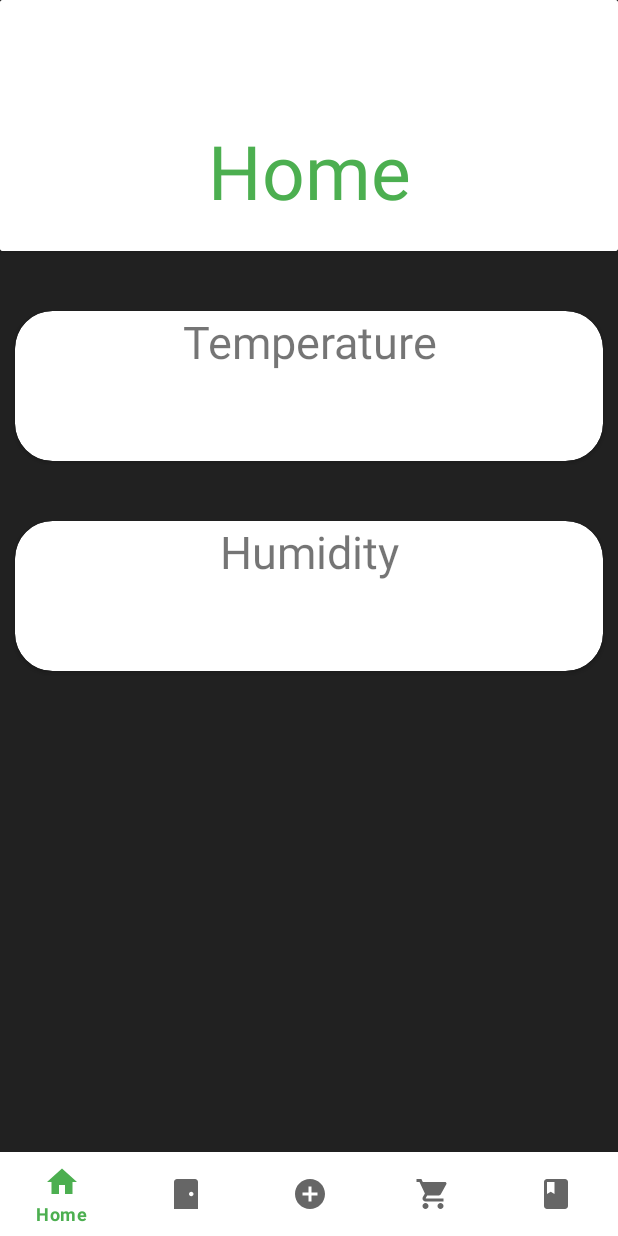
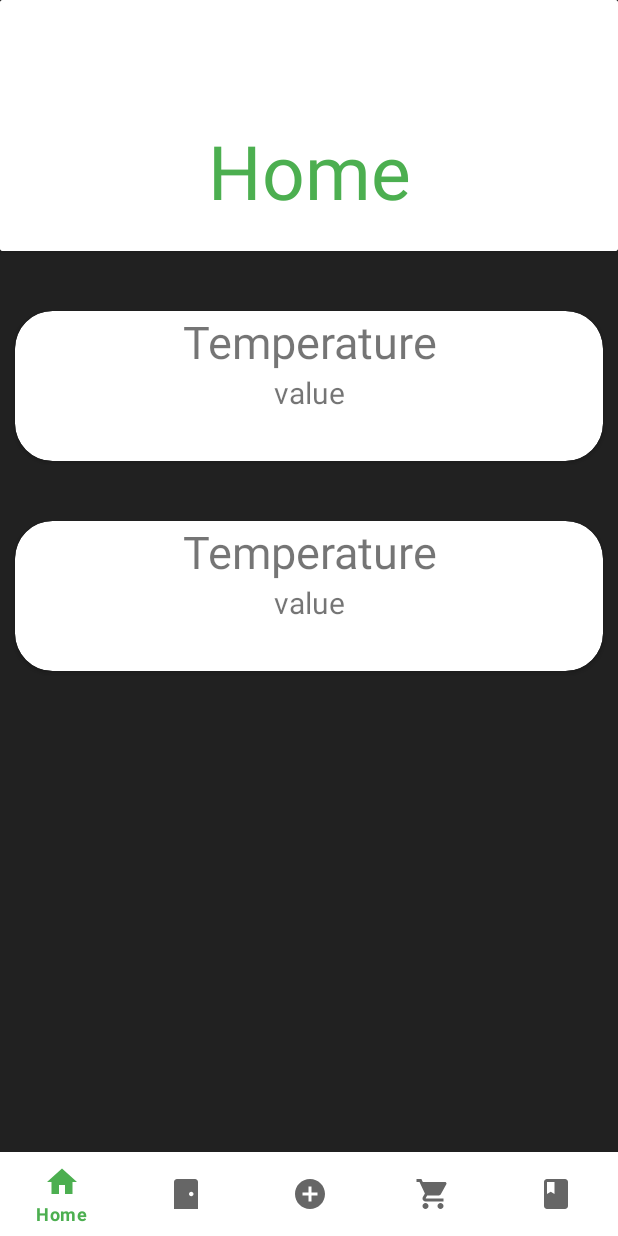
Before and after one commit to SterretjeK/Smart-cupboard-app, an Android app: the screen it shows after launch (MainActivity), on a phone screen of 412 x 824 dp. Run offline under Robolectric (Android 15) with nearby library versions, the phone set to English and light mode, and no system bars; 1 statement that could not run was skipped.

Commit message:
Improved layout home

```diff
--- a/App/app/src/main/res/layout/fragment_home.xml
+++ b/App/app/src/main/res/layout/fragment_home.xml
@@ -1,6 +1,4 @@
 <?xml version="1.0" encoding="utf-8"?>
-
-
 <LinearLayout
     xmlns:android="http://schemas.android.com/apk/res/android"
     android:layout_width="match_parent"
@@ -39,13 +37,27 @@
         android:layout_marginLeft="10dp"
         card_view:cardCornerRadius="25dp">
 
-        <TextView
-            android:id="@+id/info_text_Temperature"
+        <LinearLayout
             android:layout_width="match_parent"
             android:layout_height="match_parent"
-            android:text="Temperature"
-            android:textSize="30sp"
-            android:gravity="center_horizontal"/>
+            android:orientation="vertical">
+
+            <TextView
+                android:id="@+id/info_text_Temperature_title"
+                android:layout_width="match_parent"
+                android:layout_height="wrap_content"
+                android:text="Temperature"
+                android:textSize="30sp"
+                android:gravity="center_horizontal"/>
+
+            <TextView
+                android:id="@+id/info_text_Temperature"
+                android:layout_width="match_parent"
+                android:layout_height="wrap_content"
+                android:text="value"
+                android:textSize="20sp"
+                android:gravity="center_horizontal"/>
+        </LinearLayout>
     </androidx.cardview.widget.CardView>
 
     <androidx.cardview.widget.CardView
@@ -59,13 +71,29 @@
         android:layout_marginLeft="10dp"
         card_view:cardCornerRadius="25dp">
 
-        <TextView
-            android:id="@+id/info_text_Humidity"
+        <LinearLayout
             android:layout_width="match_parent"
             android:layout_height="match_parent"
-            android:text="Humidity"
-            android:textSize="30sp"
-            android:gravity="center_horizontal"/>
+            android:orientation="vertical">
+
+            <TextView
+                android:id="@+id/info_text_Humidity_title"
+                android:layout_width="match_parent"
+                android:layout_height="wrap_content"
+                android:text="Temperature"
+                android:textSize="30sp"
+                android:gravity="center_horizontal"/>
+
+            <TextView
+                android:id="@+id/info_text_Humidity"
+                android:layout_width="match_parent"
+                android:layout_height="match_parent"
+                android:text="value"
+                android:textSize="20sp"
+                android:gravity="center_horizontal"/>
+        </LinearLayout>
+
+
     </androidx.cardview.widget.CardView>
 
 </LinearLayout>
```
